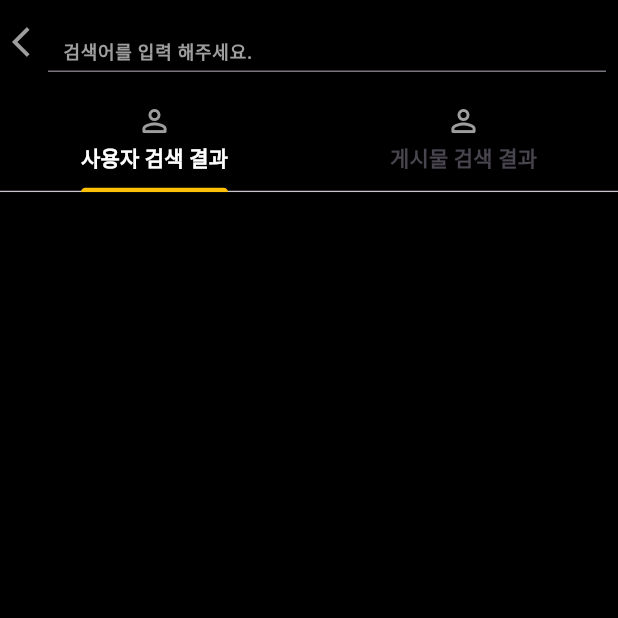
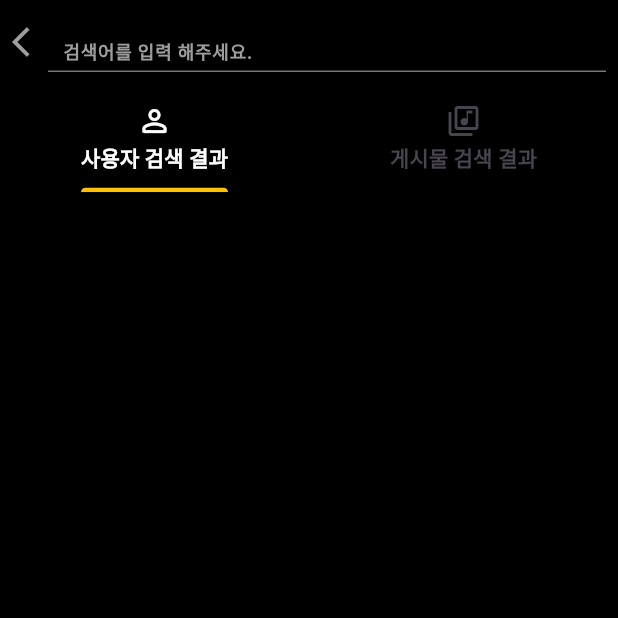
Before and after one commit to Astrum93/Flutter_Music_Is_Life, a Flutter app: the SearchScreen screen opened directly, on a phone screen of 412 x 824 dp, the top half of it. Run offline on Flutter 3.47's test engine with Material 3 defaults, Android fonts, the phone set to English and light mode, and no system bars; our stand-ins replace cloud_firestore, dotted_border, firebase_auth, firebase_core, firebase_messaging, firebase_storage and 4 more; missing offline and left inert: beautiful_soup_dart; accounts and stored records are empty; generated files the repository leaves out were written again.

Commit message:
240401 UI 디자인 수정

```diff
--- a/lib/main/tab/search/screen/SearchTabBar.dart
+++ b/lib/main/tab/search/screen/SearchTabBar.dart
@@ -59,18 +59,17 @@ class SearchTabBar extends StatelessWidget {
       indicatorWeight: 0.1,
       indicatorColor: Colors.amber,
       indicatorSize: TabBarIndicatorSize.label,
+      dividerColor: Colors.transparent,
       tabs: const [
         Tab(
           icon: Icon(
             Icons.person_outline_rounded,
-            color: Colors.grey,
           ),
           text: '사용자 검색 결과',
         ),
         Tab(
           icon: Icon(
-            Icons.person_outline_rounded,
-            color: Colors.grey,
+            Icons.library_music_outlined,
           ),
           text: '게시물 검색 결과',
         ),
```
